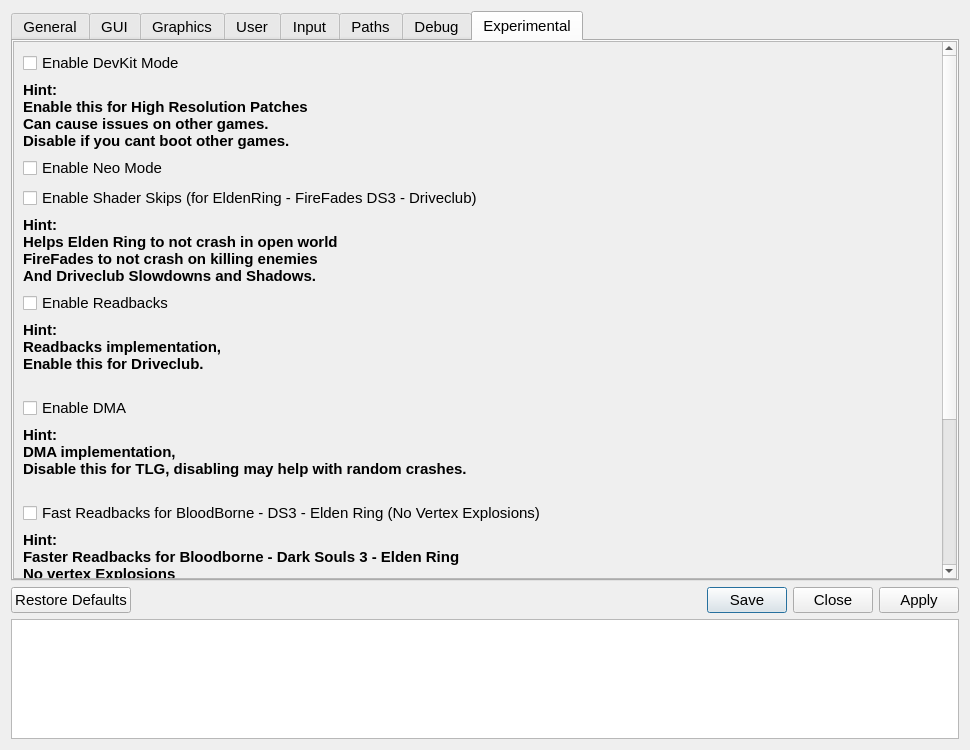
diegolix29/shadPS4, file src/qt_gui/settings_dialog.ui: the form before one commit.
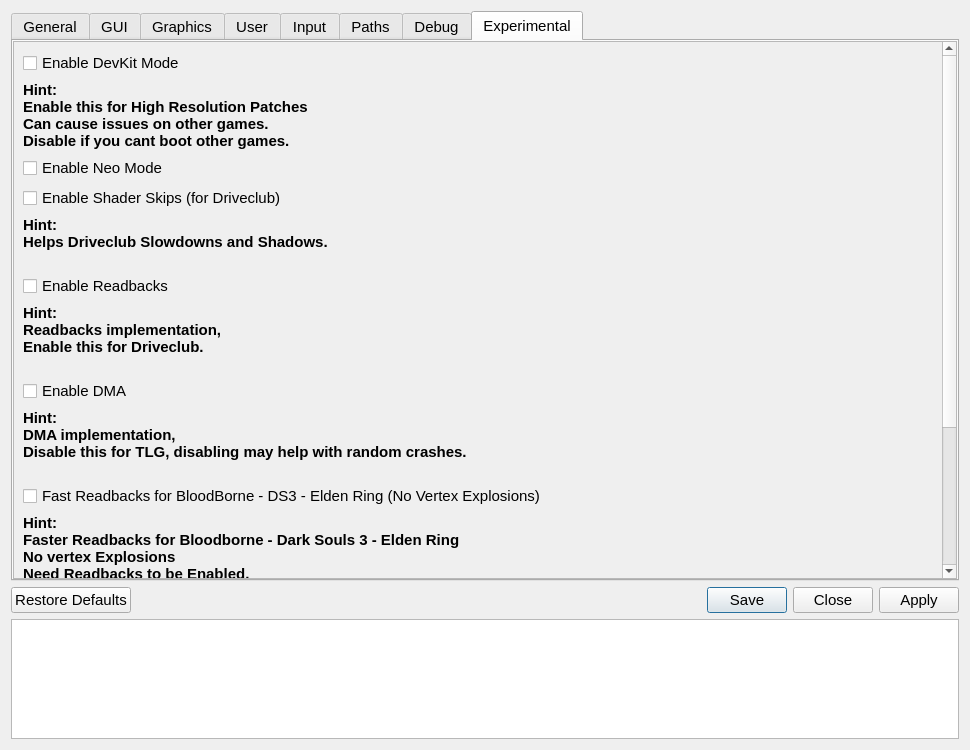
The form after the commit. Icons and pictures are not drawn.

Commit message: removing shaders skips from ds3 and elden ring

The edit to the form file:
```diff
--- a/src/qt_gui/settings_dialog.ui
+++ b/src/qt_gui/settings_dialog.ui
@@ -2164,7 +2164,7 @@
 			<item>
 				<widget class="QCheckBox" name="SkipsCheckBox">
 					<property name="text">
-						<string>Enable Shader Skips (for EldenRing - FireFades DS3 - Driveclub)</string>
+						<string>Enable Shader Skips (for Driveclub)</string>
 					</property>
 				</widget>
 			</item>
@@ -2186,9 +2186,7 @@
 						<string notr="true">
 							<![CDATA[
         <b>Hint:</b><br/>
-        Helps Elden Ring to not crash in open world<br/>
-        FireFades to not crash on killing enemies<br/>
-		And Driveclub Slowdowns and Shadows.
+        Helps Driveclub Slowdowns and Shadows.<br/>		
         ]]>
 						</string>
 					</property>
```
The commit also changes 1 other file.
